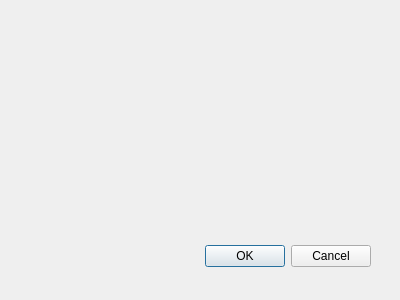
This is multi_selection.ui in crazysjf/baodanbao as Qt 5 draws it before an edit. The edited form follows.
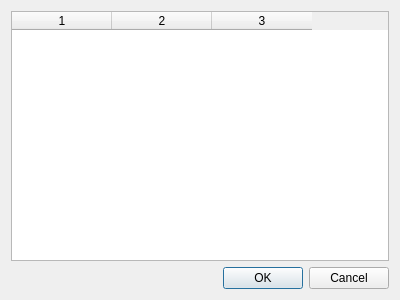
This is the edited form.

Commit message: 列表中插入复选框

What changed in the file:
```diff
--- a/multi_selection.ui
+++ b/multi_selection.ui
@@ -13,15 +13,19 @@
   <property name="windowTitle">
    <string>Dialog</string>
   </property>
+  <layout class="QVBoxLayout" name="verticalLayout">
+   <item>
+    <widget class="QTableWidget" name="tableWidget">
+     <property name="columnCount">
+      <number>3</number>
+     </property>
+     <column/>
+     <column/>
+     <column/>
+    </widget>
+   </item>
+   <item>
   <widget class="QDialogButtonBox" name="buttonBox">
-   <property name="geometry">
-    <rect>
-     <x>30</x>
-     <y>240</y>
-     <width>341</width>
-     <height>32</height>
-    </rect>
-   </property>
    <property name="orientation">
     <enum>Qt::Horizontal</enum>
    </property>
@@ -29,6 +33,8 @@
     <set>QDialogButtonBox::Cancel|QDialogButtonBox::Ok</set>
    </property>
   </widget>
+   </item>
+  </layout>
  </widget>
  <resources/>
  <connections>
```
Lines whose indentation alone changed are shown as unchanged. The commit also changes 1 other file.
